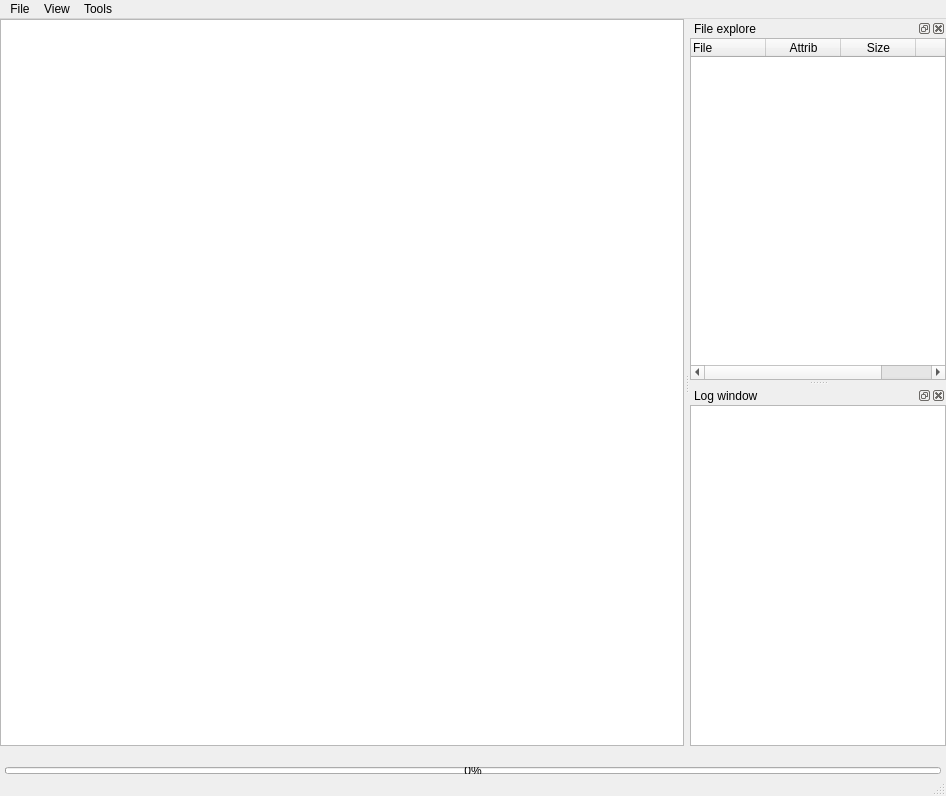
Old version of the form i360gmanager/uiMain.ui in the repository roman5566/i360gm.
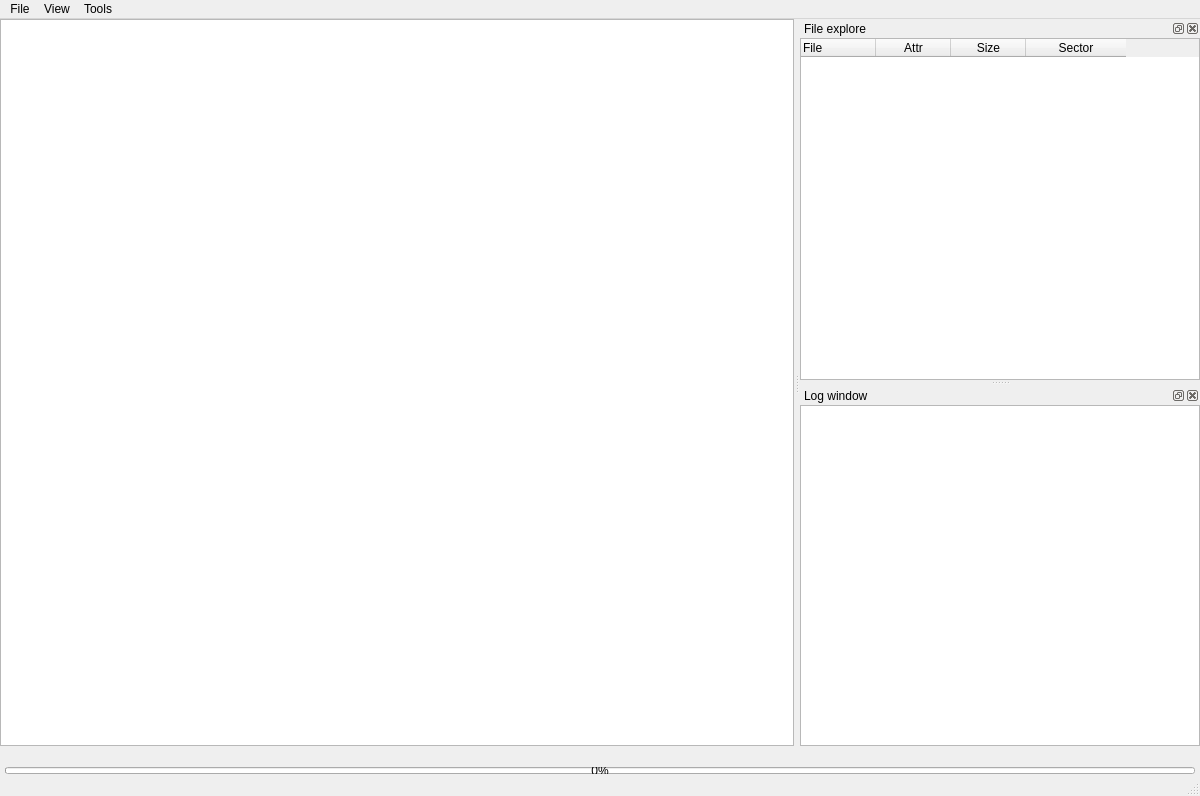
New version of the form. Icons and pictures are not drawn.

```diff
--- a/i360gmanager/uiMain.ui
+++ b/i360gmanager/uiMain.ui
@@ -6,7 +6,7 @@
    <rect>
     <x>0</x>
     <y>0</y>
-    <width>946</width>
+    <width>1200</width>
     <height>796</height>
    </rect>
   </property>
@@ -67,6 +67,15 @@
    </layout>
   </widget>
   <widget class="QDockWidget" name="DockFileExplorer">
+   <property name="minimumSize">
+    <size>
+     <width>400</width>
+     <height>93</height>
+    </size>
+   </property>
+   <property name="allowedAreas">
+    <set>Qt::LeftDockWidgetArea|Qt::RightDockWidgetArea|Qt::TopDockWidgetArea</set>
+   </property>
    <property name="windowTitle">
     <string>File explore</string>
    </property>
@@ -117,7 +126,7 @@
        </column>
        <column>
         <property name="text">
-         <string>Attrib</string>
+         <string>Attr</string>
         </property>
         <property name="textAlignment">
          <set>AlignHCenter|AlignVCenter|AlignCenter</set>
@@ -196,7 +205,7 @@
     <rect>
      <x>0</x>
      <y>0</y>
-     <width>946</width>
+     <width>1200</width>
      <height>21</height>
     </rect>
    </property>
```
Left out of the diff: 15 changed lines with no effect on the pictures.
